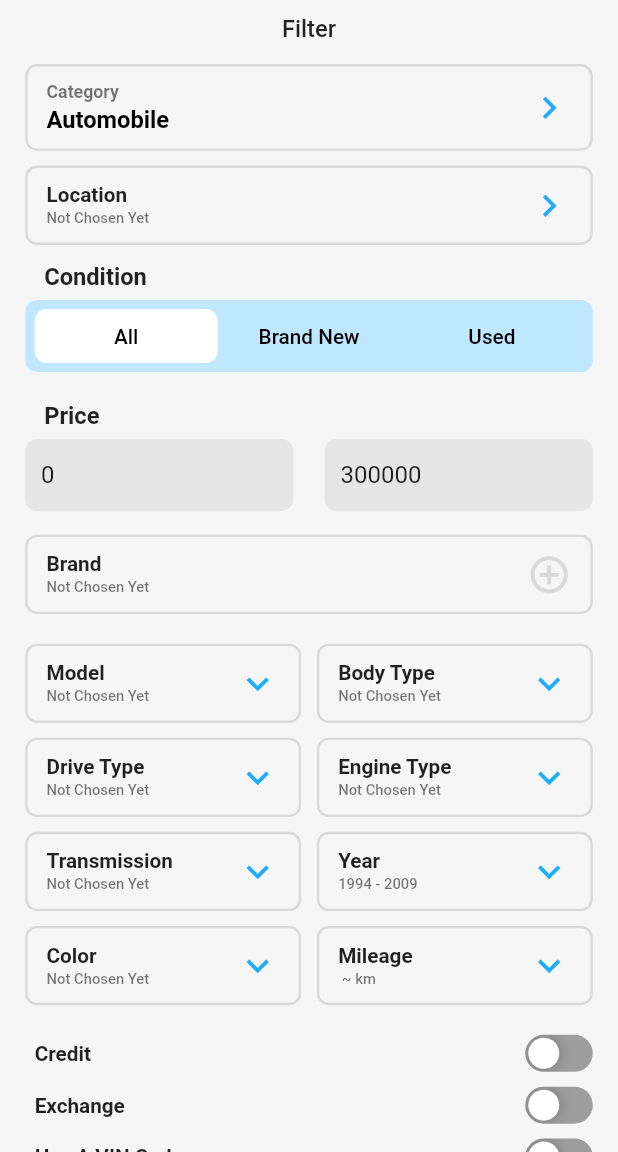
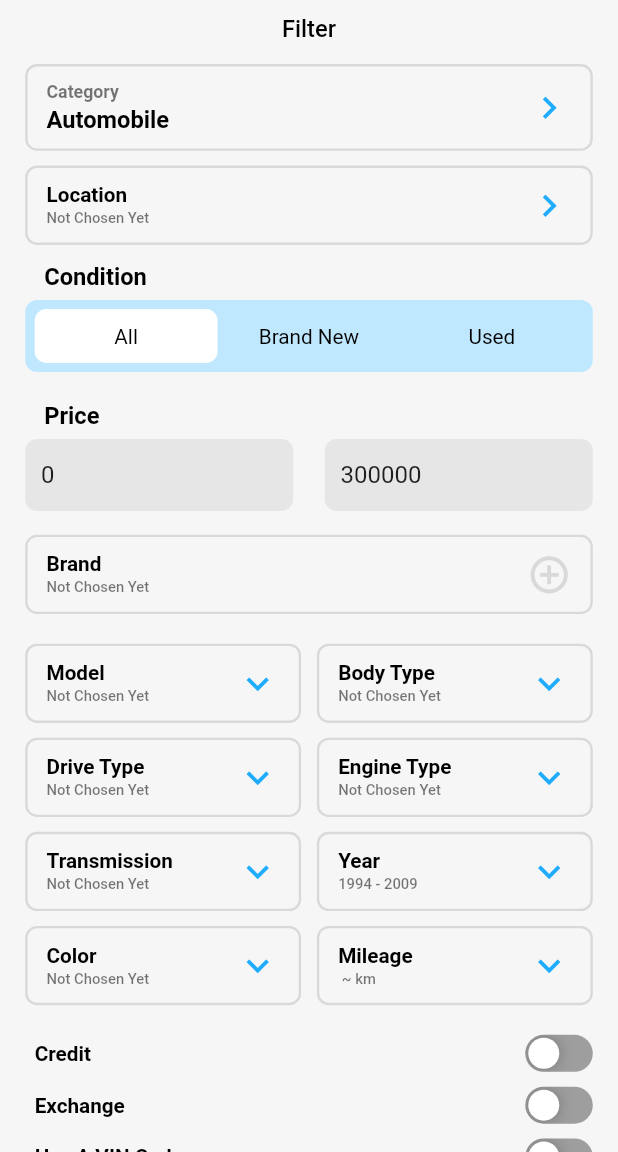
Before and after one commit to rabzkhan/alsat-app, a Flutter app: the screen it shows after launch, after a tap on "All", on a phone screen of 412 x 824 dp, the part 84-1236 px from its top. Run offline on Flutter 3.47's test engine with Material 3 defaults, Android fonts, the phone set to English and light mode, and no system bars; drawn by our look-alikes of flutter_advanced_switch; our stand-ins replace cached_network_image, dio, flutter_animate, flutter_screenutil, get, logger and 2 more.

```diff
--- a/lib/app/modules/filter/views/filter_view.dart
+++ b/lib/app/modules/filter/views/filter_view.dart
@@ -174,16 +174,19 @@ class FilterView extends GetView<FilterController> {
                             child: Obx(
                               () => ElevatedButton(
                                 style: OutlinedButton.styleFrom(
-                                    backgroundColor:
-                                        controller.condition.value == "All" ? Colors.white : Colors.transparent,
-                                    elevation: 0,
-                                    shape: RoundedRectangleBorder(borderRadius: BorderRadius.circular(8.r))),
+                                  backgroundColor:
+                                      controller.condition.value == "All" ? Colors.white : Colors.transparent,
+                                  elevation: 0,
+                                  shape: RoundedRectangleBorder(
+                                    borderRadius: BorderRadius.circular(8.r),
+                                  ),
+                                ),
                                 onPressed: () {
                                   controller.condition.value = "All";
                                 },
-                                child: Text(
+                                child: const Text(
                                   "All",
-                                  style: medium.copyWith(
+                                  style: TextStyle(
                                     color: Colors.black,
                                   ),
                                 ),
@@ -200,9 +203,9 @@ class FilterView extends GetView<FilterController> {
                                   onPressed: () {
                                     controller.condition.value = "Brand New";
                                   },
-                                  child: Text(
+                                  child: const Text(
                                     "Brand New",
-                                    style: medium.copyWith(
+                                    style: TextStyle(
                                       color: Colors.black,
                                     ),
                                   ),
@@ -218,9 +221,9 @@ class FilterView extends GetView<FilterController> {
                                   onPressed: () {
                                     controller.condition.value = "Used";
                                   },
-                                  child: Text(
+                                  child: const Text(
                                     "Used",
-                                    style: medium.copyWith(
+                                    style: TextStyle(
                                       color: Colors.black,
                                     ),
                                   ),
@@ -637,7 +640,7 @@ class FilterView extends GetView<FilterController> {
                     }
                     return Text(
                       "Filter",
-                      style: medium.copyWith(
+                      style: TextStyle(
                         color: Colors.white,
                       ),
                     );
--- a/lib/app/modules/filter/widgets/filter_bottom_sheet.dart
+++ b/lib/app/modules/filter/widgets/filter_bottom_sheet.dart
@@ -88,7 +88,10 @@ class _FilterBottomSheetState extends State<FilterBottomSheet> {
                           padding: EdgeInsets.only(left: 20.w),
                           child: Text(
                             widget.data[index],
-                            style: medium.copyWith(),
+                            style: TextStyle(
+                              color: Colors.black,
+                              fontSize: 14.sp,
+                            ),
                           ),
                         ),
                         widget.selectedData.value == widget.data[index]
--- a/lib/app/modules/parent/view/splash_view.dart
+++ b/lib/app/modules/parent/view/splash_view.dart
@@ -15,7 +15,7 @@ class _SplashViewState extends State<SplashView> {
   @override
   void initState() {
     Future.delayed(
-      const Duration(seconds: 2),
+      const Duration(seconds: 3),
       () {
         Get.offAll(() => const FilterView());
       },
@@ -29,8 +29,8 @@ class _SplashViewState extends State<SplashView> {
       body: Center(
         child: Image.asset(
           'assets/icons/appicon.png',
-          height: 200.h,
-          width: 200.w,
+          height: 200,
+          width: 200,
         )
             .animate(
               onPlay: (controller) => controller.repeat(reverse: true),
--- a/lib/config/theme/app_text_theme.dart
+++ b/lib/config/theme/app_text_theme.dart
@@ -3,20 +3,24 @@ import 'package:flutter_screenutil/flutter_screenutil.dart';
 
 final regular = TextStyle(
   fontWeight: FontWeight.w400,
+  color: Colors.black,
   fontSize: 14.sp,
 );
 
 final medium = TextStyle(
   fontWeight: FontWeight.w500,
+  color: Colors.black,
   fontSize: 14.sp,
 );
 
 final semiBold = TextStyle(
   fontWeight: FontWeight.w600,
+  color: Colors.black,
   fontSize: 14.sp,
 );
 
 final bold = TextStyle(
   fontWeight: FontWeight.w700,
+  color: Colors.black,
   fontSize: 14.sp,
 );
--- a/lib/main.dart
+++ b/lib/main.dart
@@ -4,7 +4,6 @@ import 'package:get/get.dart';
 import 'app/data/local/my_shared_pref.dart';
 import 'app/routes/app_pages.dart';
 import 'config/theme/app_theme.dart';
-import 'config/translations/localization_service.dart';
 
 Future<void> main() async {
   // wait for bindings
@@ -38,8 +37,8 @@ Future<void> main() async {
           initialRoute: AppPages.INITIAL,
           getPages: AppPages.routes,
           theme: appTheme(),
-          locale: MySharedPref.getCurrentLocal(),
-          translations: LocalizationService.getInstance(),
+          // locale: MySharedPref.getCurrentLocal(),
+          // translations: LocalizationService.getInstance(),
         );
       },
     ),
```
Also changed, not shown: lib/app/modules/filter/controllers/filter_controller.dart (+6 -2 lines), lib/config/theme/app_theme.dart (+11 -1 lines).
